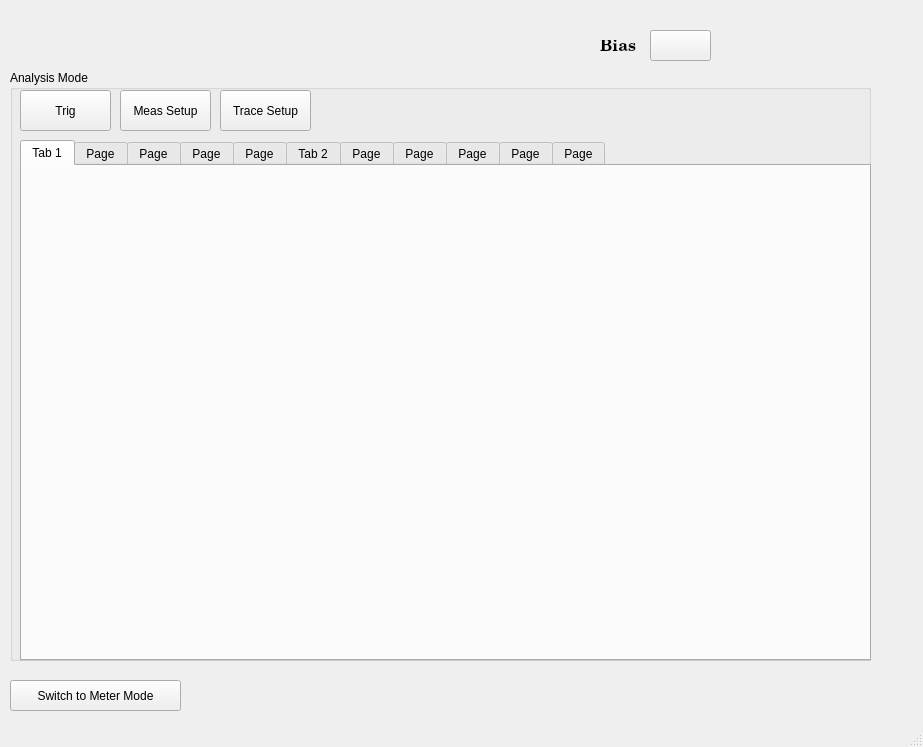
rohitranjan017/Interfacing-and-Data-Acquisition-from-Scientific-Instruments, file wk.ui: the form before one commit.
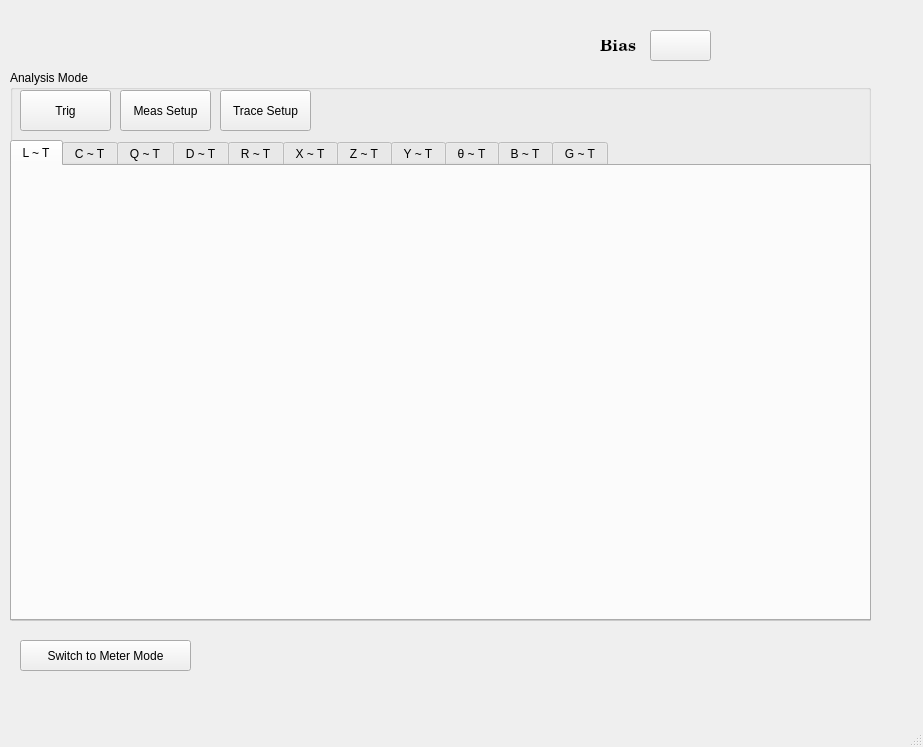
The form after the commit.

```diff
--- a/wk.ui
+++ b/wk.ui
@@ -17,8 +17,8 @@
    <widget class="QPushButton" name="pushButton_2">
     <property name="geometry">
      <rect>
-      <x>10</x>
-      <y>680</y>
+      <x>20</x>
+      <y>640</y>
       <width>171</width>
       <height>31</height>
      </rect>
@@ -33,7 +33,7 @@
       <x>10</x>
       <y>70</y>
       <width>861</width>
-      <height>591</height>
+      <height>551</height>
      </rect>
     </property>
     <property name="title">
@@ -81,10 +81,10 @@
     <widget class="QTabWidget" name="tabWidget">
      <property name="geometry">
       <rect>
-       <x>10</x>
+       <x>0</x>
        <y>70</y>
-       <width>851</width>
-       <height>521</height>
+       <width>861</width>
+       <height>481</height>
       </rect>
      </property>
      <property name="maximumSize">
@@ -99,6 +99,9 @@
      <property name="currentIndex">
       <number>0</number>
      </property>
+     <property name="movable">
+      <bool>false</bool>
+     </property>
      <widget class="QWidget" name="tab_7">
       <property name="sizePolicy">
        <sizepolicy hsizetype="Expanding" vsizetype="Expanding">
@@ -107,15 +110,15 @@
        </sizepolicy>
       </property>
       <attribute name="title">
-       <string>Tab 1</string>
+       <string>L ~ T</string>
       </attribute>
       <widget class="QWidget" name="gridLayoutWidget">
        <property name="geometry">
         <rect>
-         <x>-10</x>
-         <y>-10</y>
-         <width>851</width>
-         <height>501</height>
+         <x>0</x>
+         <y>0</y>
+         <width>861</width>
+         <height>451</height>
         </rect>
        </property>
        <layout class="QGridLayout" name="gridLayout_4">
@@ -127,7 +130,7 @@
      </widget>
      <widget class="QWidget" name="tab_9">
       <attribute name="title">
-       <string>Page</string>
+       <string>C ~ T</string>
       </attribute>
       <widget class="QWidget" name="gridLayoutWidget_2">
        <property name="geometry">
@@ -143,7 +146,7 @@
      </widget>
      <widget class="QWidget" name="tab_10">
       <attribute name="title">
-       <string>Page</string>
+       <string>Q ~ T</string>
       </attribute>
       <widget class="QWidget" name="gridLayoutWidget_3">
        <property name="geometry">
@@ -159,7 +162,7 @@
      </widget>
      <widget class="QWidget" name="tab_11">
       <attribute name="title">
-       <string>Page</string>
+       <string>D ~ T</string>
       </attribute>
       <widget class="QWidget" name="gridLayoutWidget_4">
        <property name="geometry">
@@ -175,7 +178,7 @@
      </widget>
      <widget class="QWidget" name="tab_12">
       <attribute name="title">
-       <string>Page</string>
+       <string>R ~ T</string>
       </attribute>
       <widget class="QWidget" name="gridLayoutWidget_5">
        <property name="geometry">
@@ -191,7 +194,7 @@
      </widget>
      <widget class="QWidget" name="tab_8">
       <attribute name="title">
-       <string>Tab 2</string>
+       <string>X ~ T</string>
       </attribute>
       <widget class="QWidget" name="gridLayoutWidget_6">
        <property name="geometry">
@@ -207,7 +210,7 @@
      </widget>
      <widget class="QWidget" name="tab_13">
       <attribute name="title">
-       <string>Page</string>
+       <string>Z ~ T</string>
       </attribute>
       <widget class="QWidget" name="gridLayoutWidget_7">
        <property name="geometry">
@@ -223,7 +226,7 @@
      </widget>
      <widget class="QWidget" name="tab_14">
       <attribute name="title">
-       <string>Page</string>
+       <string>Y ~ T</string>
       </attribute>
       <widget class="QWidget" name="gridLayoutWidget_8">
        <property name="geometry">
@@ -239,7 +242,7 @@
      </widget>
      <widget class="QWidget" name="tab_15">
       <attribute name="title">
-       <string>Page</string>
+       <string>θ ~ T</string>
       </attribute>
       <widget class="QWidget" name="gridLayoutWidget_9">
        <property name="geometry">
@@ -255,7 +258,7 @@
      </widget>
      <widget class="QWidget" name="tab_16">
       <attribute name="title">
-       <string>Page</string>
+       <string>B ~ T</string>
       </attribute>
       <widget class="QWidget" name="gridLayoutWidget_10">
        <property name="geometry">
@@ -271,7 +274,7 @@
      </widget>
      <widget class="QWidget" name="tab_17">
       <attribute name="title">
-       <string>Page</string>
+       <string>G ~ T</string>
       </attribute>
       <widget class="QWidget" name="gridLayoutWidget_11">
        <property name="geometry">
```
Left out of the diff: 40 changed lines with no effect on the pictures.
